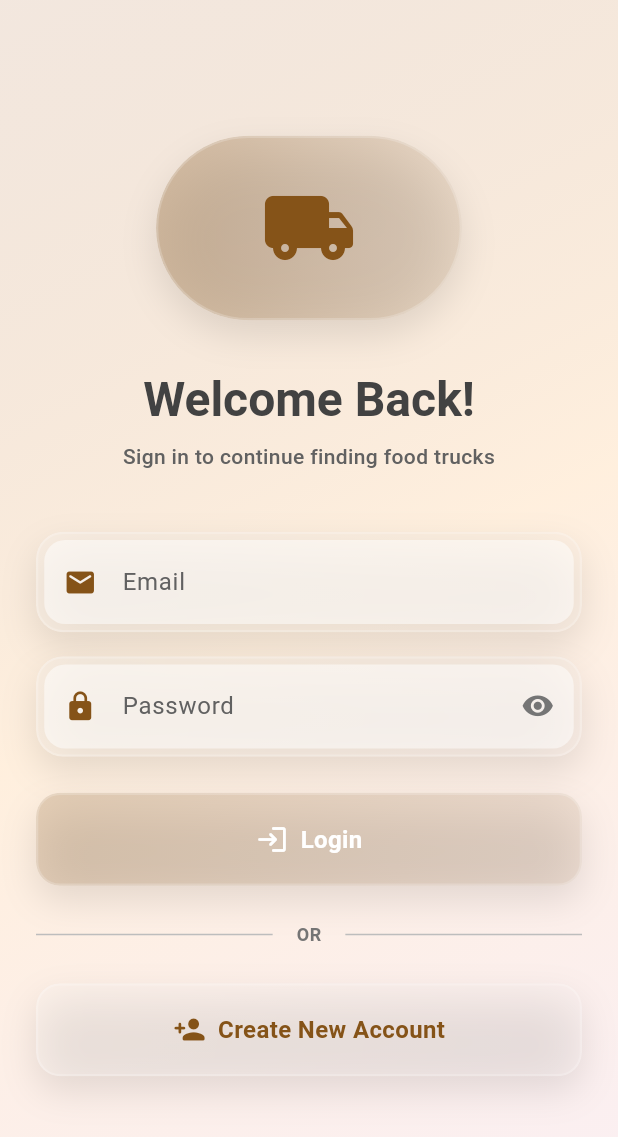
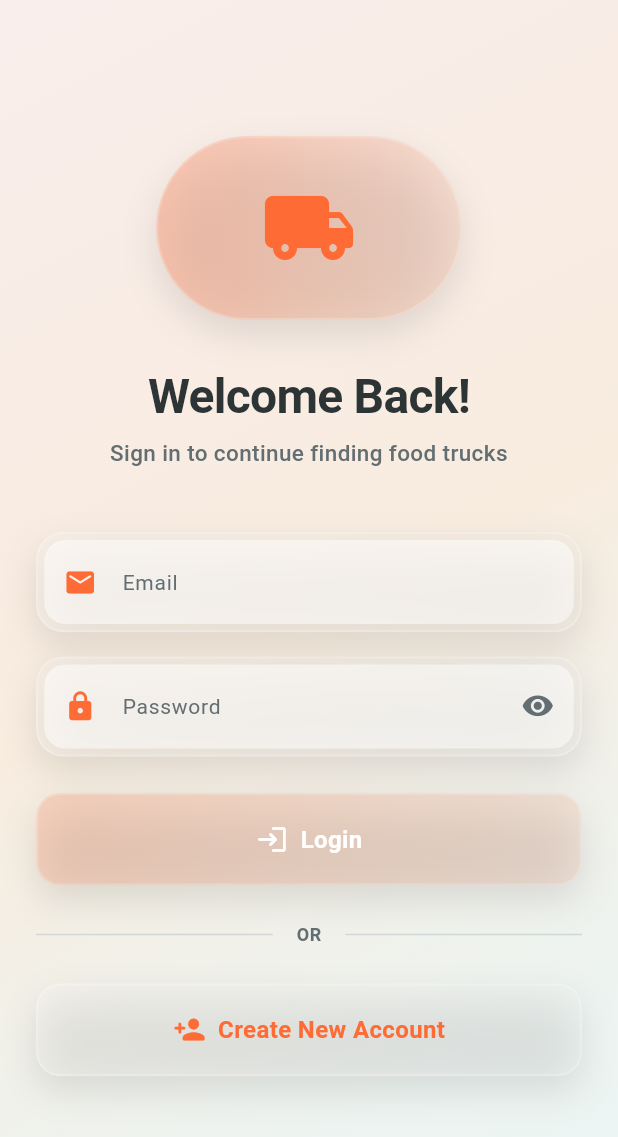
Before and after one commit to jerungpyro/foodtruck_finder, a Flutter app: the screen it shows after launch, on a phone screen of 412 x 824 dp. Shown: the top 1137 px of the screen. Run offline on Flutter 3.47's test engine with Material 3 defaults, Android fonts, the phone set to English and light mode, and no system bars; our stand-ins replace cloud_firestore, firebase_auth, firebase_core, geolocator, google_maps_flutter, shared_preferences; accounts and stored records are empty.

Commit message:
Create comprehensive design system for UI consistency - Added AppTheme with unified color palette and typography - Primary: Vibrant Orange (#FF6B35) for better visibility - Consistent text colors: primary (#2D3436), secondary (#636E72) - Updated login screen with readable text colors - Enhanced bottom sheet with better information hierarchy - Applied consistent spacing, border radius, and shadows - All text now uses AppTheme styles for uniformity

```diff
--- a/lib/main.dart
+++ b/lib/main.dart
@@ -6,6 +6,7 @@ import 'package:flutter/foundation.dart' show kIsWeb; // To check platform
 // Import your wrapper widgets
 import 'widgets/auth_wrapper.dart';       // For mobile app user authentication
 import 'widgets/admin_auth_wrapper.dart'; // For admin web app authentication
+import 'theme/app_theme.dart';
 
 void main() async {
   WidgetsFlutterBinding.ensureInitialized();
@@ -32,31 +33,9 @@ class MyApp extends StatelessWidget {
 
     return MaterialApp(
       title: kIsWeb ? 'FoodTruck Admin Panel' : 'FoodTruck Finder',
-      theme: ThemeData(
-        primarySwatch: Colors.orange, // Or your preferred primary color
-        useMaterial3: true,
-        colorScheme: ColorScheme.fromSeed(
-          seedColor: Colors.orange,
-          // Optionally, define brightness or other scheme properties
-          // brightness: Brightness.light,
-        ),
-        // You can define specific web or mobile themes if needed later
-      ),
-      debugShowCheckedModeBanner: false, // Hides the debug banner
-      home: initialScreen, // Directly assign the determined initial screen
-      //
-      // For more complex routing with named routes and URL strategies,
-      // especially if you want distinct URLs like /admin for web,
-      // you would use routes or onGenerateRoute.
-      // For now, this direct home assignment based on kIsWeb is simpler.
-      //
-      // Example of named routes (for later, if needed):
-      // routes: {
-      //   '/': (context) => kIsWeb ? AdminAuthWrapper() : AuthWrapper(),
-      //   '/login': (context) => LoginScreen(), // Example if you had direct navigation
-      //   // ... other routes
-      // },
-      // initialRoute: '/', // if using named routes
+      theme: AppTheme.lightTheme,
+      debugShowCheckedModeBanner: false,
+      home: initialScreen,
     );
   }
 }
--- a/lib/screens/login_screen.dart
+++ b/lib/screens/login_screen.dart
@@ -5,6 +5,7 @@ import 'package:firebase_auth/firebase_auth.dart'; // For FirebaseException
 import '../services/auth_service.dart'; // Uses the singleton AuthService
 import 'register_screen.dart';
 import '../widgets/glass_container.dart';
+import '../theme/app_theme.dart';
 
 class LoginScreen extends StatefulWidget {
   const LoginScreen({super.key});
@@ -75,9 +76,9 @@ class _LoginScreenState extends State<LoginScreen> {
           // Gradient Background
           GlassGradientBackground(
             colors: [
-              colorScheme.primary.withOpacity(0.1),
-              Colors.orange[200]!.withOpacity(0.2),
-              Colors.purple[100]!.withOpacity(0.15),
+              AppTheme.primary.withOpacity(0.08),
+              AppTheme.secondary.withOpacity(0.12),
+              AppTheme.accent.withOpacity(0.08),
             ],
             begin: Alignment.topLeft,
             end: Alignment.bottomRight,
@@ -117,9 +118,7 @@ class _LoginScreenState extends State<LoginScreen> {
                 // Welcome Text
                 Text(
                   'Welcome Back!',
-                  style: Theme.of(context).textTheme.headlineMedium?.copyWith(
-                        color: Colors.grey[800],
-                        fontWeight: FontWeight.bold,
+                  style: AppTheme.heading1.copyWith(
                         fontSize: 32,
                       ),
                   textAlign: TextAlign.center,
@@ -127,9 +126,8 @@ class _LoginScreenState extends State<LoginScreen> {
                 const SizedBox(height: 8),
                 Text(
                   'Sign in to continue finding food trucks',
-                  style: TextStyle(
-                    color: Colors.grey[700],
-                    fontSize: 14,
+                  style: AppTheme.bodyMedium.copyWith(
+                    fontSize: 15,
                     fontWeight: FontWeight.w500,
                   ),
                   textAlign: TextAlign.center,
@@ -147,10 +145,11 @@ class _LoginScreenState extends State<LoginScreen> {
                     decoration: InputDecoration(
                       labelText: 'Email',
                       hintText: 'Enter your email',
-                      labelStyle: TextStyle(color: Colors.grey[700]),
+                      labelStyle: AppTheme.bodyMedium,
+                      hintStyle: AppTheme.bodyMedium.copyWith(color: AppTheme.textHint),
                       prefixIcon: Icon(
                         Icons.email_rounded,
-                        color: colorScheme.primary,
+                        color: AppTheme.primary,
                         size: 22,
                       ),
                       filled: true,
@@ -202,10 +201,11 @@ class _LoginScreenState extends State<LoginScreen> {
                     decoration: InputDecoration(
                       labelText: 'Password',
                       hintText: 'Enter your password',
-                      labelStyle: TextStyle(color: Colors.grey[700]),
+                      labelStyle: AppTheme.bodyMedium,
+                      hintStyle: AppTheme.bodyMedium.copyWith(color: AppTheme.textHint),
                       prefixIcon: Icon(
                         Icons.lock_rounded,
-                        color: colorScheme.primary,
+                        color: AppTheme.primary,
                         size: 22,
                       ),
                       suffixIcon: IconButton(
@@ -213,7 +213,7 @@ class _LoginScreenState extends State<LoginScreen> {
                           _obscurePassword
                               ? Icons.visibility_rounded
                               : Icons.visibility_off_rounded,
-                          color: Colors.grey[600],
+                          color: AppTheme.textSecondary,
                           size: 22,
                         ),
                         onPressed: () {
@@ -267,19 +267,18 @@ class _LoginScreenState extends State<LoginScreen> {
                     margin: const EdgeInsets.only(bottom: 16),
                     blur: 10,
                     opacity: 0.15,
-                    color: Colors.red[300],
+                    color: AppTheme.error,
                     borderRadius: BorderRadius.circular(14),
-                    border: Border.all(color: Colors.red[300]!.withOpacity(0.3), width: 1.5),
+                    border: Border.all(color: AppTheme.error.withOpacity(0.3), width: 1.5),
                     child: Row(
                       children: [
-                        Icon(Icons.error_outline_rounded, color: Colors.red[700], size: 20),
+                        Icon(Icons.error_outline_rounded, color: AppTheme.error.withOpacity(0.9), size: 20),
                         const SizedBox(width: 8),
                         Expanded(
                           child: Text(
                             _errorMessage,
-                            style: TextStyle(
-                              color: Colors.red[700],
-                              fontSize: 14,
+                            style: AppTheme.bodyMedium.copyWith(
+                              color: AppTheme.error.withOpacity(0.9),
                               fontWeight: FontWeight.w600,
                             ),
                           ),
@@ -338,19 +337,17 @@ class _LoginScreenState extends State<LoginScreen> {
                 // Divider
                 Row(
                   children: [
-                    Expanded(child: Divider(color: Colors.grey[400])),
+                    Expanded(child: Divider(color: AppTheme.textHint.withOpacity(0.5))),
                     Padding(
                       padding: const EdgeInsets.symmetric(horizontal: 16),
                       child: Text(
                         'OR',
-                        style: TextStyle(
-                          color: Colors.grey[600],
-                          fontSize: 12,
+                        style: AppTheme.bodySmall.copyWith(
                           fontWeight: FontWeight.w600,
                         ),
                       ),
                     ),
-                    Expanded(child: Divider(color: Colors.grey[400])),
+                    Expanded(child: Divider(color: AppTheme.textHint.withOpacity(0.5))),
                   ],
                 ),
                 const SizedBox(height: 24),
--- /dev/null
+++ b/lib/theme/app_theme.dart
@@ -0,0 +1,233 @@
+import 'package:flutter/material.dart';
+
+class AppTheme {
+  // Primary Color Palette
+  static const Color primary = Color(0xFFFF6B35); // Vibrant Orange
+  static const Color primaryDark = Color(0xFFE55A2B);
+  static const Color primaryLight = Color(0xFFFF8C5A);
+
+  // Accent Colors
+  static const Color secondary = Color(0xFFF7931E); // Golden Orange
+  static const Color accent = Color(0xFF4ECDC4); // Teal Accent
+
+  // Neutral Colors
+  static const Color textPrimary = Color(0xFF2D3436);
+  static const Color textSecondary = Color(0xFF636E72);
+  static const Color textHint = Color(0xFFB2BEC3);
+
+  // Background Colors
+  static const Color background = Color(0xFFF8F9FA);
+  static const Color surface = Colors.white;
+  static const Color surfaceLight = Color(0xFFFAFBFC);
+
+  // Status Colors
+  static const Color success = Color(0xFF00B894);
+  static const Color error = Color(0xFFFF7675);
+  static const Color warning = Color(0xFFFDCB6E);
+  static const Color info = Color(0xFF74B9FF);
+
+  // Glass Effect Colors
+  static Color glassBackground = Colors.white.withOpacity(0.15);
+  static Color glassBorder = Colors.white.withOpacity(0.2);
+
+  // Shadows
+  static List<BoxShadow> cardShadow = [
+    BoxShadow(
+      color: Colors.black.withOpacity(0.08),
+      blurRadius: 20,
+      offset: const Offset(0, 4),
+      spreadRadius: 0,
+    ),
+  ];
+
+  static List<BoxShadow> elevatedShadow = [
+    BoxShadow(
+      color: Colors.black.withOpacity(0.12),
+      blurRadius: 30,
+      offset: const Offset(0, 8),
+      spreadRadius: -2,
+    ),
+  ];
+
+  // Border Radius
+  static const double radiusSmall = 8.0;
+  static const double radiusMedium = 12.0;
+  static const double radiusLarge = 16.0;
+  static const double radiusXLarge = 20.0;
+  static const double radiusFull = 100.0;
+
+  // Spacing
+  static const double spaceXS = 4.0;
+  static const double spaceS = 8.0;
+  static const double spaceM = 16.0;
+  static const double spaceL = 24.0;
+  static const double spaceXL = 32.0;
+  static const double spaceXXL = 48.0;
+
+  // Text Styles
+  static const TextStyle heading1 = TextStyle(
+    fontSize: 32,
+    fontWeight: FontWeight.bold,
+    color: textPrimary,
+    letterSpacing: -0.5,
+    height: 1.2,
+  );
+
+  static const TextStyle heading2 = TextStyle(
+    fontSize: 24,
+    fontWeight: FontWeight.bold,
+    color: textPrimary,
+    letterSpacing: -0.3,
+    height: 1.3,
+  );
+
+  static const TextStyle heading3 = TextStyle(
+    fontSize: 20,
+    fontWeight: FontWeight.w600,
+    color: textPrimary,
+    height: 1.4,
+  );
+
+  static const TextStyle bodyLarge = TextStyle(
+    fontSize: 16,
+    fontWeight: FontWeight.normal,
+    color: textPrimary,
+    height: 1.5,
+  );
+
+  static const TextStyle bodyMedium = TextStyle(
+    fontSize: 14,
+    fontWeight: FontWeight.normal,
+    color: textSecondary,
+    height: 1.5,
+  );
+
+  static const TextStyle bodySmall = TextStyle(
+    fontSize: 12,
+    fontWeight: FontWeight.normal,
+    color: textSecondary,
+    height: 1.4,
+  );
+
+  static const TextStyle caption = TextStyle(
+    fontSize: 11,
+    fontWeight: FontWeight.w500,
+    color: textHint,
+    height: 1.3,
+  );
+
+  static const TextStyle button = TextStyle(
+    fontSize: 15,
+    fontWeight: FontWeight.w600,
+    letterSpacing: 0.2,
+  );
+
+  // Theme Data
+  static ThemeData get lightTheme {
+    return ThemeData(
+      useMaterial3: true,
+      colorScheme: ColorScheme.light(
+        primary: primary,
+        secondary: secondary,
+        surface: surface,
+        background: background,
+        error: error,
+        onPrimary: Colors.white,
+        onSecondary: Colors.white,
+        onSurface: textPrimary,
+        onBackground: textPrimary,
+        onError: Colors.white,
+      ),
+      scaffoldBackgroundColor: background,
+      appBarTheme: const AppBarTheme(
+        backgroundColor: primary,
+        foregroundColor: Colors.white,
+        elevation: 0,
+        centerTitle: false,
+        titleTextStyle: TextStyle(
+          fontSize: 20,
+          fontWeight: FontWeight.w600,
+          color: Colors.white,
+        ),
+        iconTheme: IconThemeData(color: Colors.white),
+      ),
+      cardTheme: CardThemeData(
+        color: surface,
+        elevation: 0,
+        shape: RoundedRectangleBorder(
+          borderRadius: BorderRadius.circular(radiusLarge),
+        ),
+        shadowColor: Colors.black.withOpacity(0.08),
+      ),
+      elevatedButtonTheme: ElevatedButtonThemeData(
+        style: ElevatedButton.styleFrom(
+          backgroundColor: primary,
+          foregroundColor: Colors.white,
+          elevation: 0,
+          padding: const EdgeInsets.symmetric(horizontal: 24, vertical: 14),
+          shape: RoundedRectangleBorder(
+            borderRadius: BorderRadius.circular(radiusMedium),
+          ),
+          textStyle: button,
+        ),
+      ),
+      textButtonTheme: TextButtonThemeData(
+        style: TextButton.styleFrom(
+          foregroundColor: primary,
+          padding: const EdgeInsets.symmetric(horizontal: 16, vertical: 12),
+          shape: RoundedRectangleBorder(
+            borderRadius: BorderRadius.circular(radiusMedium),
+          ),
+          textStyle: button,
+        ),
+      ),
+      outlinedButtonTheme: OutlinedButtonThemeData(
+        style: OutlinedButton.styleFrom(
+          foregroundColor: primary,
+          side: const BorderSide(color: primary, width: 1.5),
+          padding: const EdgeInsets.symmetric(horizontal: 24, vertical: 14),
+          shape: RoundedRectangleBorder(
+            borderRadius: BorderRadius.circular(radiusMedium),
+          ),
+          textStyle: button,
+        ),
+      ),
+      inputDecorationTheme: InputDecorationTheme(
+        filled: true,
+        fillColor: surfaceLight,
+        contentPadding: const EdgeInsets.symmetric(horizontal: 16, vertical: 16),
+        border: OutlineInputBorder(
+          borderRadius: BorderRadius.circular(radiusMedium),
+          borderSide: BorderSide.none,
+        ),
+        enabledBorder: OutlineInputBorder(
+          borderRadius: BorderRadius.circular(radiusMedium),
+          borderSide: BorderSide(color: Colors.grey.shade200),
+        ),
+        focusedBorder: OutlineInputBorder(
+          borderRadius: BorderRadius.circular(radiusMedium),
+          borderSide: const BorderSide(color: primary, width: 2),
+        ),
+        errorBorder: OutlineInputBorder(
+          borderRadius: BorderRadius.circular(radiusMedium),
+          borderSide: const BorderSide(color: error),
+        ),
+        focusedErrorBorder: OutlineInputBorder(
+          borderRadius: BorderRadius.circular(radiusMedium),
+          borderSide: const BorderSide(color: error, width: 2),
+        ),
+        labelStyle: const TextStyle(color: textSecondary),
+        hintStyle: TextStyle(color: textHint),
+      ),
+      dividerTheme: DividerThemeData(
+        color: Colors.grey.shade200,
+        thickness: 1,
+        space: 1,
+      ),
+      iconTheme: const IconThemeData(
+        color: textSecondary,
+        size: 24,
+      ),
+    );
+  }
+}
--- a/lib/widgets/map_screen_widgets/food_truck_details_bottom_sheet.dart
+++ b/lib/widgets/map_screen_widgets/food_truck_details_bottom_sheet.dart
@@ -2,6 +2,7 @@ import 'package:flutter/material.dart';
 import 'package:url_launcher/url_launcher.dart'; // For directions
 import '../../models/food_truck_model.dart';
 import '../../screens/report_food_truck_screen.dart'; // To navigate to the report screen
+import '../../theme/app_theme.dart';
 
 class FoodTruckDetailsBottomSheet extends StatelessWidget {
   final FoodTruck truck;
@@ -31,24 +32,38 @@ class FoodTruckDetailsBottomSheet extends StatelessWidget {
 
   Widget _buildDetailRow(BuildContext context, IconData icon, String label, String value) {
     return Padding(
-      padding: const EdgeInsets.symmetric(vertical: 8.0),
+      padding: const EdgeInsets.symmetric(vertical: 10.0),
       child: Row(
         crossAxisAlignment: CrossAxisAlignment.start,
         children: [
-          Icon(icon, size: 22.0, color: Theme.of(context).colorScheme.onSurfaceVariant),
-          const SizedBox(width: 16.0),
-          Text(
-            "$label: ",
-            style: TextStyle(
-              fontSize: 16,
-              fontWeight: FontWeight.w600,
-              color: Theme.of(context).colorScheme.onSurface,
+          Container(
+            padding: const EdgeInsets.all(8),
+            decoration: BoxDecoration(
+              color: AppTheme.primary.withOpacity(0.1),
+              borderRadius: BorderRadius.circular(8),
             ),
+            child: Icon(icon, size: 20.0, color: AppTheme.primary),
           ),
+          const SizedBox(width: 12.0),
           Expanded(
-            child: Text(
-              value,
-              style: TextStyle(fontSize: 16, color: Theme.of(context).colorScheme.onSurface),
+            child: Column(
+              crossAxisAlignment: CrossAxisAlignment.start,
+              children: [
+                Text(
+                  label,
+                  style: AppTheme.caption.copyWith(
+                    fontSize: 12,
+                    color: AppTheme.textSecondary,
+                  ),
+                ),
+                const SizedBox(height: 2),
+                Text(
+                  value,
+                  style: AppTheme.bodyLarge.copyWith(
+                    fontWeight: FontWeight.w500,
+                  ),
+                ),
+              ],
             ),
           ),
         ],
@@ -72,14 +87,30 @@ class FoodTruckDetailsBottomSheet extends StatelessWidget {
         mainAxisSize: MainAxisSize.min,
         crossAxisAlignment: CrossAxisAlignment.start,
         children: <Widget>[
-          Text(
-            truck.name,
-            style: Theme.of(context).textTheme.headlineSmall?.copyWith(
-                  fontWeight: FontWeight.bold,
-                  color: Theme.of(context).colorScheme.primary,
+          Row(
+            children: [
+              Container(
+                padding: const EdgeInsets.all(10),
+                decoration: BoxDecoration(
+                  color: AppTheme.primary.withOpacity(0.1),
+                  borderRadius: BorderRadius.circular(12),
                 ),
+                child: Icon(
+                  Icons.local_shipping_rounded,
+                  color: AppTheme.primary,
+                  size: 24,
+                ),
+              ),
+              const SizedBox(width: 12),
+              Expanded(
+                child: Text(
+                  truck.name,
+                  style: AppTheme.heading2,
+                ),
+              ),
+            ],
           ),
-          const SizedBox(height: 16),
+          const SizedBox(height: 20),
           _buildDetailRow(context, Icons.category_outlined, "Type", truck.type),
           if (truck.locationDescription != null && truck.locationDescription!.isNotEmpty)
              _buildDetailRow(context, Icons.description_outlined, "Description", truck.locationDescription!),
@@ -92,10 +123,13 @@ class FoodTruckDetailsBottomSheet extends StatelessWidget {
               icon: const Icon(Icons.directions_car_filled_outlined),
               label: const Text('Get Directions'),
               style: ElevatedButton.styleFrom(
-                backgroundColor: Theme.of(context).colorScheme.primary,
-                foregroundColor: Theme.of(context).colorScheme.onPrimary,
-                padding: const EdgeInsets.symmetric(vertical: 12.0),
-                textStyle: const TextStyle(fontSize: 16, fontWeight: FontWeight.bold),
+                backgroundColor: AppTheme.primary,
+                foregroundColor: Colors.white,
+                padding: const EdgeInsets.symmetric(vertical: 14.0),
+                textStyle: AppTheme.button,
+                shape: RoundedRectangleBorder(
+                  borderRadius: BorderRadius.circular(AppTheme.radiusMedium),
+                ),
               ),
               onPressed: () {
                 Navigator.pop(context); // Close bottom sheet using its own context
@@ -103,17 +137,20 @@ class FoodTruckDetailsBottomSheet extends StatelessWidget {
               },
             ),
           ),
-          const SizedBox(height: 8),
+          const SizedBox(height: 12),
           SizedBox(
             width: double.infinity,
             child: OutlinedButton.icon(
               icon: const Icon(Icons.edit_note_outlined),
-              label: const Text('Suggest an Update / Report Info'),
+              label: const Text('Suggest Update'),
               style: OutlinedButton.styleFrom(
-                side: BorderSide(color: Theme.of(context).colorScheme.primary),
-                foregroundColor: Theme.of(context).colorScheme.primary,
-                padding: const EdgeInsets.symmetric(vertical: 10.0),
-                textStyle: const TextStyle(fontSize: 15),
+                side: BorderSide(color: AppTheme.primary, width: 1.5),
+                foregroundColor: AppTheme.primary,
+                padding: const EdgeInsets.symmetric(vertical: 12.0),
+                textStyle: AppTheme.button,
+                shape: RoundedRectangleBorder(
+                  borderRadius: BorderRadius.circular(AppTheme.radiusMedium),
+                ),
               ),
               onPressed: () {
                 Navigator.pop(context); // Close current bottom sheet
@@ -129,16 +166,6 @@ class FoodTruckDetailsBottomSheet extends StatelessWidget {
             ),
           ),
           const SizedBox(height: 12),
-          Align(
-            alignment: Alignment.centerRight,
-            child: TextButton(
-              style: TextButton.styleFrom(
-                  foregroundColor: Theme.of(context).colorScheme.primary,
-                  padding: const EdgeInsets.symmetric(horizontal: 16.0, vertical: 8.0)),
-              child: const Text("CLOSE", style: TextStyle(fontWeight: FontWeight.bold, fontSize: 16)),
-              onPressed: () => Navigator.pop(context),
-            ),
-          ),
         ],
       ),
     );
```
